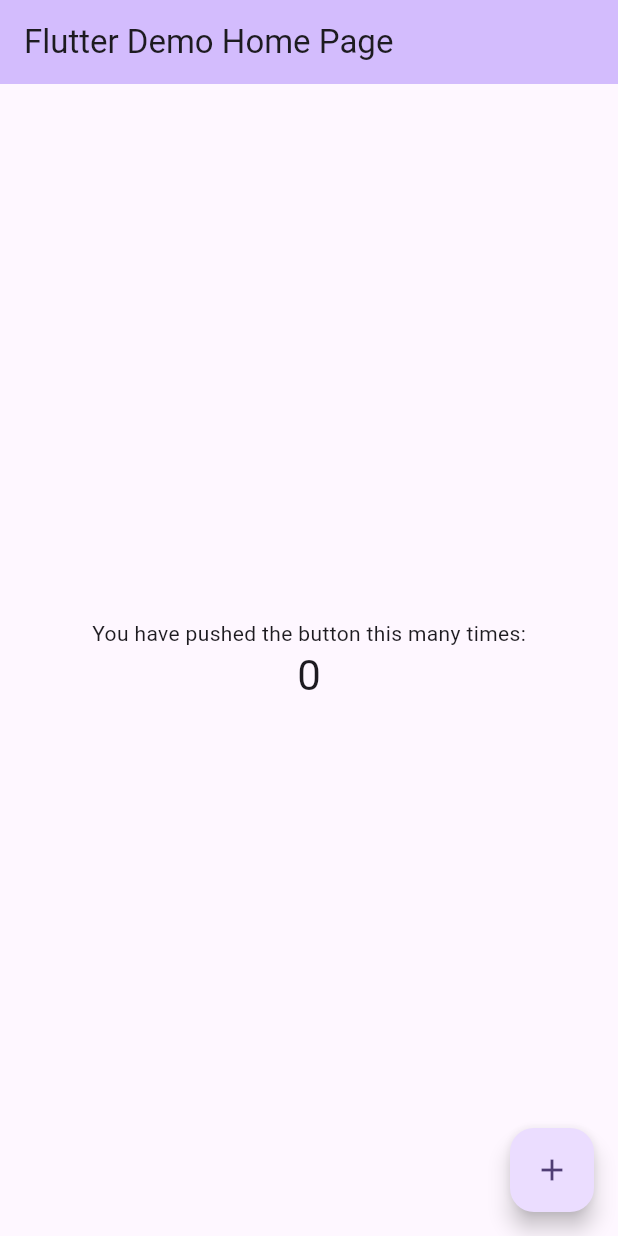
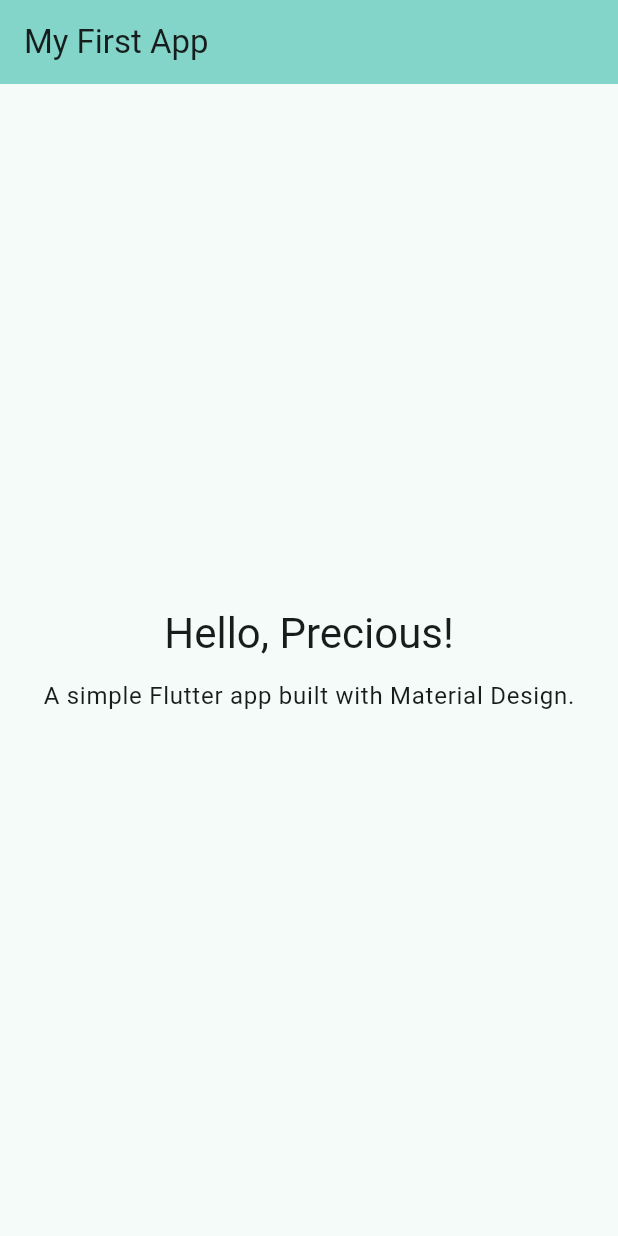
Before and after one commit to preciousmbah2005/my_first_app, a Flutter app: the screen it shows after launch, on a phone screen of 412 x 824 dp. Run offline on Flutter 3.47's test engine with Material 3 defaults, Android fonts, the phone set to English and light mode, and no system bars; our stand-ins replace material_ui.

Commit message:
feat: add greeting and screen width logging
Co-authored-by: Copilot <223556219+Copilot@users.noreply.github.com>

```diff
--- a/lib/main.dart
+++ b/lib/main.dart
@@ -7,116 +7,50 @@ void main() {
 class MyApp extends StatelessWidget {
   const MyApp({super.key});
 
-  // This widget is the root of your application.
   @override
   Widget build(BuildContext context) {
     return MaterialApp(
-      title: 'Flutter Demo',
+      title: 'My First App',
       theme: ThemeData(
-        // This is the theme of your application.
-        //
-        // TRY THIS: Try running your application with "flutter run". You'll see
-        // the application has a purple toolbar. Then, without quitting the app,
-        // try changing the seedColor in the colorScheme below to Colors.green
-        // and then invoke "hot reload" (save your changes or press the "hot
-        // reload" button in a Flutter-supported IDE, or press "r" if you used
-        // the command line to start the app).
-        //
-        // Notice that the counter didn't reset back to zero; the application
-        // state is not lost during the reload. To reset the state, use hot
-        // restart instead.
-        //
-        // This works for code too, not just values: Most code changes can be
-        // tested with just a hot reload.
-        colorScheme: .fromSeed(seedColor: Colors.deepPurple),
+        colorScheme: ColorScheme.fromSeed(seedColor: Colors.teal),
       ),
-      home: const MyHomePage(title: 'Flutter Demo Home Page'),
+      home: const MyHomePage(),
     );
   }
 }
 
-class MyHomePage extends StatefulWidget {
-  const MyHomePage({super.key, required this.title});
-
-  // This widget is the home page of your application. It is stateful, meaning
-  // that it has a State object (defined below) that contains fields that affect
-  // how it looks.
-
-  // This class is the configuration for the state. It holds the values (in this
-  // case the title) provided by the parent (in this case the App widget) and
-  // used by the build method of the State. Fields in a Widget subclass are
-  // always marked "final".
-
-  final String title;
-
-  @override
-  State<MyHomePage> createState() => _MyHomePageState();
-}
-
-class _MyHomePageState extends State<MyHomePage> {
-  int _counter = 0;
-
-  void _incrementCounter() {
-    setState(() {
-      // This call to setState tells the Flutter framework that something has
-      // changed in this State, which causes it to rerun the build method below
-      // so that the display can reflect the updated values. If we changed
-      // _counter without calling setState(), then the build method would not be
-      // called again, and so nothing would appear to happen.
-      _counter++;
-    });
-  }
+class MyHomePage extends StatelessWidget {
+  const MyHomePage({super.key});
 
   @override
   Widget build(BuildContext context) {
-    // This method is rerun every time setState is called, for instance as done
-    // by the _incrementCounter method above.
-    //
-    // The Flutter framework has been optimized to make rerunning build methods
-    // fast, so that you can just rebuild anything that needs updating rather
-    // than having to individually change instances of widgets.
+    final screenWidth = MediaQuery.of(context).size.width;
+    debugPrint(
+      'Screen width: ${screenWidth.toStringAsFixed(1)} logical pixels',
+    );
+
     return Scaffold(
       appBar: AppBar(
-        // TRY THIS: Try changing the color here to a specific color (to
-        // Colors.amber, perhaps?) and trigger a hot reload to see the AppBar
-        // change color while the other colors stay the same.
         backgroundColor: Theme.of(context).colorScheme.inversePrimary,
-        // Here we take the value from the MyHomePage object that was created by
-        // the App.build method, and use it to set our appbar title.
-        title: Text(widget.title),
+        title: const Text('My First App'),
       ),
       body: Center(
-        // Center is a layout widget. It takes a single child and positions it
-        // in the middle of the parent.
         child: Column(
-          // Column is also a layout widget. It takes a list of children and
-          // arranges them vertically. By default, it sizes itself to fit its
-          // children horizontally, and tries to be as tall as its parent.
-          //
-          // Column has various properties to control how it sizes itself and
-          // how it positions its children. Here we use mainAxisAlignment to
-          // center the children vertically; the main axis here is the vertical
-          // axis because Columns are vertical (the cross axis would be
-          // horizontal).
-          //
-          // TRY THIS: Invoke "debug painting" (choose the "Toggle Debug Paint"
-          // action in the IDE, or press "p" in the console), to see the
-          // wireframe for each widget.
-          mainAxisAlignment: .center,
+          mainAxisAlignment: MainAxisAlignment.center,
+          crossAxisAlignment: CrossAxisAlignment.center,
           children: [
-            const Text('You have pushed the button this many times:'),
             Text(
-              '$_counter',
+              'Hello, Precious!',
               style: Theme.of(context).textTheme.headlineMedium,
+            ),
+            const SizedBox(height: 12),
+            Text(
+              'A simple Flutter app built with Material Design.',
+              style: Theme.of(context).textTheme.bodyLarge,
             ),
           ],
         ),
       ),
-      floatingActionButton: FloatingActionButton(
-        onPressed: _incrementCounter,
-        tooltip: 'Increment',
-        child: const Icon(Icons.add),
-      ),
     );
   }
 }
```
Also changed, not shown: 1 other file.
